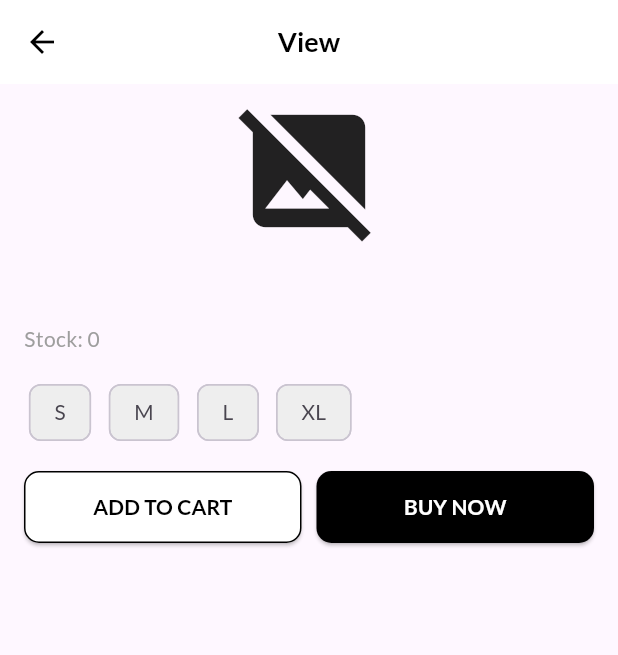
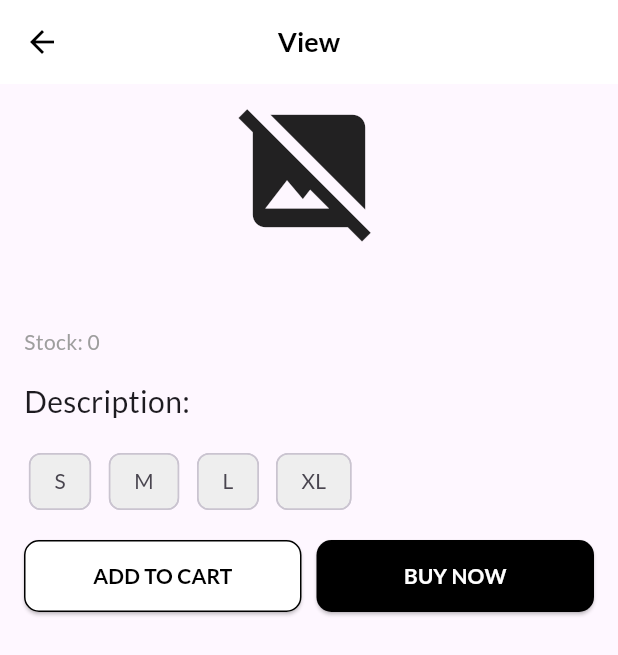
Before and after one commit to Dooflamgo/boiler_plate, a Flutter app: the ProductDetailsPage screen opened directly with empty values, on a phone screen of 412 x 824 dp. Shown: the top 655 px of the screen. Run offline on Flutter 3.47's test engine with Material 3 defaults, Android fonts, the light colour scheme and no system bars; our stand-ins replace flutter_dotenv, fluttertoast, hive, hive_flutter, shared_preferences; accounts and stored records are empty.

Commit message:
Update product_details_page.dart

```diff
--- a/lib/pages/product_details_page.dart
+++ b/lib/pages/product_details_page.dart
@@ -52,11 +52,18 @@ class ProductDetailsPage extends StatelessWidget {
               // ✅ Product Name & Subtitle
               Text(
                 product.name,
-                style: const TextStyle(fontSize: 22, fontWeight: FontWeight.bold),
+                style: const TextStyle(fontSize: 24, fontWeight: FontWeight.bold),
               ),
               Text(
                 "Stock: ${product.stock.toString()}",
                 style: const TextStyle(fontSize: 14, color: Colors.grey),
+              ),
+
+              const SizedBox(height: 15),
+
+              Text(
+                "Description: ${product.description}",
+                style: const TextStyle(fontSize: 20),
               ),
 
               const SizedBox(height: 15),
```
